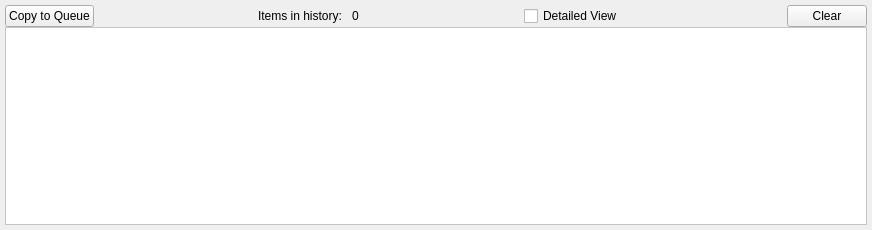
BCDA-APS/QSview, file src/QSview/resources/history.ui: the form before one commit.
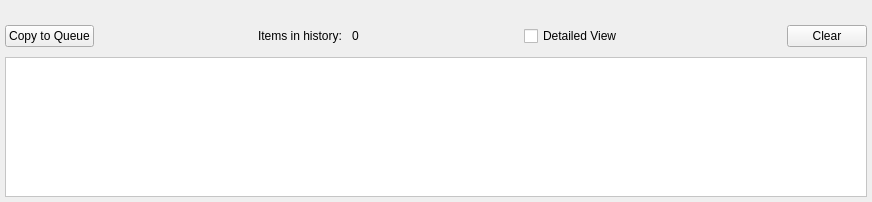
The form after the commit. Icons and pictures are not drawn.

Commit message: Update margin for linux compatibility

What changed in the file:
```diff
--- a/src/QSview/resources/history.ui
+++ b/src/QSview/resources/history.ui
@@ -7,7 +7,7 @@
     <x>0</x>
     <y>0</y>
     <width>872</width>
-    <height>230</height>
+    <height>202</height>
    </rect>
   </property>
   <property name="windowTitle">
@@ -31,6 +31,12 @@
    </property>
    <item>
     <layout class="QHBoxLayout" name="horizontalLayout_2">
+     <property name="topMargin">
+      <number>20</number>
+     </property>
+     <property name="bottomMargin">
+      <number>10</number>
+     </property>
      <item>
       <widget class="QPushButton" name="copyHistoryButton">
        <property name="toolTip">
```
The commit also changes 3 other files.
